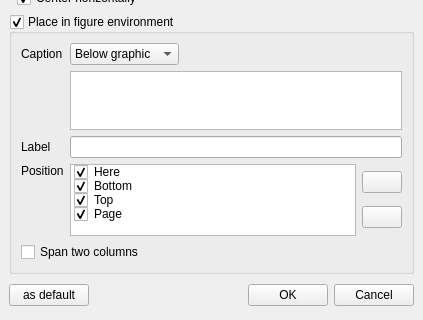
Above: insertgraphics.ui from svn2github/texstudio-trunk before the change; both pictures show x 0 to 423 and y 200 to 520 of the 423 by 520 pixel window. Below: the same form after it.
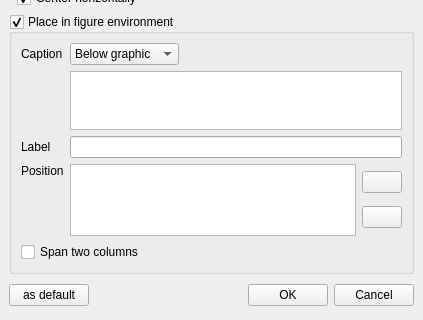
That is the form after the change. Icons and pictures are not drawn.

Commit message: do not rely on labels of placement list. Now they can be translated. Fixes also crash described in Bug 3413581.

What changed in the file:
```diff
--- a/insertgraphics.ui
+++ b/insertgraphics.ui
@@ -310,38 +310,6 @@
           <property name="sortingEnabled">
            <bool>false</bool>
           </property>
-          <item>
-           <property name="text">
-            <string>Here</string>
-           </property>
-           <property name="checkState">
-            <enum>Checked</enum>
-           </property>
-          </item>
-          <item>
-           <property name="text">
-            <string>Bottom</string>
-           </property>
-           <property name="checkState">
-            <enum>Checked</enum>
-           </property>
-          </item>
-          <item>
-           <property name="text">
-            <string>Top</string>
-           </property>
-           <property name="checkState">
-            <enum>Checked</enum>
-           </property>
-          </item>
-          <item>
-           <property name="text">
-            <string>Page</string>
-           </property>
-           <property name="checkState">
-            <enum>Checked</enum>
-           </property>
-          </item>
          </widget>
         </item>
         <item>
```
The commit also changes 2 other files.
